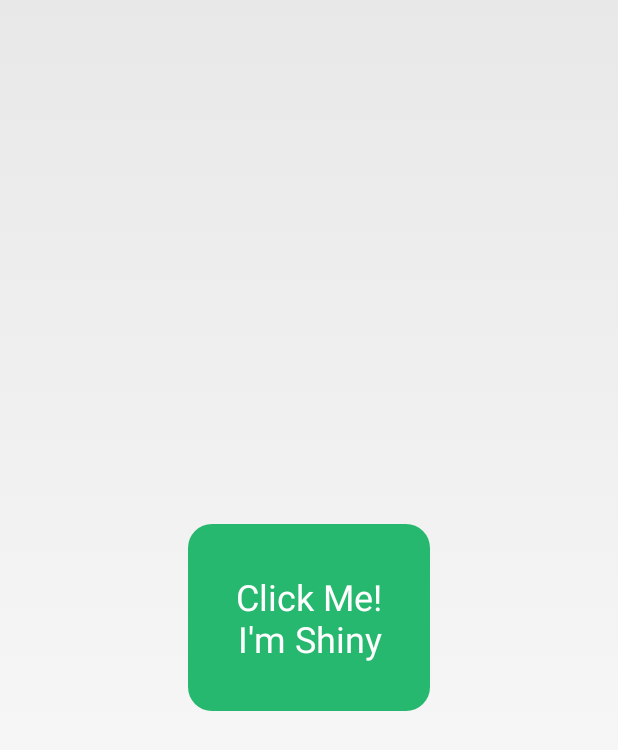
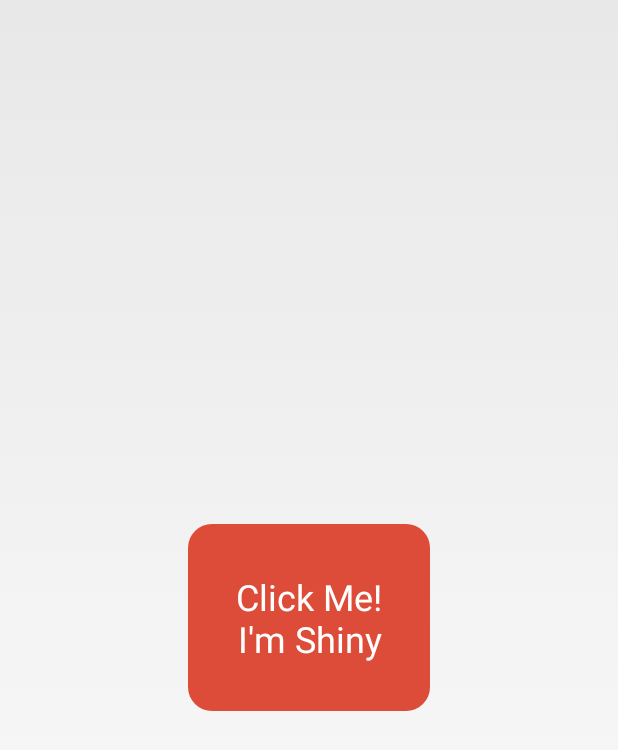
Before and after one commit to ykabaran/Android-Progress-Button-Demo, an Android app: the screen it shows after launch (MainActivity), on a phone screen of 412 x 824 dp. Shown: the top 750 px of the screen. Run offline under Robolectric (Android 15) with nearby library versions, the phone set to English and light mode, and no system bars.

Commit message:
changed colors

```diff
--- a/app/src/main/res/drawable/button_background.xml
+++ b/app/src/main/res/drawable/button_background.xml
@@ -3,19 +3,19 @@
 <selector xmlns:android="http://schemas.android.com/apk/res/android">
     <item android:state_enabled="false">
         <shape android:shape="rectangle">
-            <solid android:color="@color/gray"/>
+            <solid android:color="@color/button_disabled"/>
             <corners android:radius="16dp"/>
         </shape>
     </item>
     <item android:state_pressed="true">
         <shape android:shape="rectangle">
-            <solid android:color="@color/blue"/>
+            <solid android:color="@color/button_pressed"/>
             <corners android:radius="16dp"/>
         </shape>
     </item>
     <item>
         <shape android:shape="rectangle">
-            <solid android:color="@color/green"/>
+            <solid android:color="@color/button_normal"/>
             <corners android:radius="16dp"/>
         </shape>
     </item>
--- a/app/src/main/res/drawable/button_text.xml
+++ b/app/src/main/res/drawable/button_text.xml
@@ -1,6 +1,6 @@
 <?xml version="1.0" encoding="utf-8"?>
 
 <selector xmlns:android="http://schemas.android.com/apk/res/android">
-    <item android:state_pressed="true" android:color="@color/black"/>
-    <item android:color="@color/white"/>
+    <item android:state_pressed="true" android:color="@color/button_text_pressed"/>
+    <item android:color="@color/button_text_normal"/>
 </selector>
--- a/app/src/main/res/values/colors.xml
+++ b/app/src/main/res/values/colors.xml
@@ -3,14 +3,15 @@
 
     <color name="white">#FFFFFF</color>
     <color name="black">#000000</color>
-    <color name="gray">#404040</color>
+    <color name="gray">#888888</color>
 
-    <color name="violet">#B24385</color>
-    <color name="blue">#248CC0</color>
-    <color name="green">#27B86F</color>
-    <color name="yellow">#DF9F02</color>
-    <color name="orange">#E14B00</color>
-    <color name="red">#C01315</color>
+    <color name="violet">#8B00FF</color>
+    <color name="indigo">#4B0082</color>
+    <color name="blue">#0000FF</color>
+    <color name="green">#00FF00</color>
+    <color name="yellow">#FFFF00</color>
+    <color name="orange">#FF7F00</color>
+    <color name="red">#FF0000</color>
 
     <array name="rainbow">
         <item>@color/red</item>
@@ -18,8 +19,17 @@
         <item>@color/yellow</item>
         <item>@color/green</item>
         <item>@color/blue</item>
+        <item>@color/indigo</item>
         <item>@color/violet</item>
         <item>@color/red</item>
     </array>
 
+    <color name="button_normal">#DD4B39</color>
+    <color name="button_pressed">#A0DD4B39</color>
+    <color name="button_disabled">@color/gray</color>
+
+    <color name="button_text_normal">@color/white</color>
+    <color name="button_text_pressed">@color/button_normal</color>
+
+
 </resources>
```
Also changed, not shown: 1 other file.
